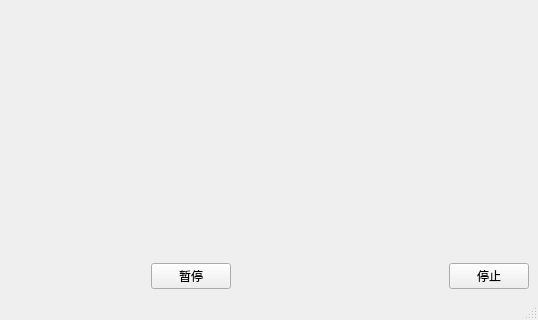
Qt form gui/qt5/mainwindow.ui (wnpllrzodiac/AVCamera) before a commit; both pictures show x 157 to 695 and y 216 to 536 of the 695 by 536 pixel window.
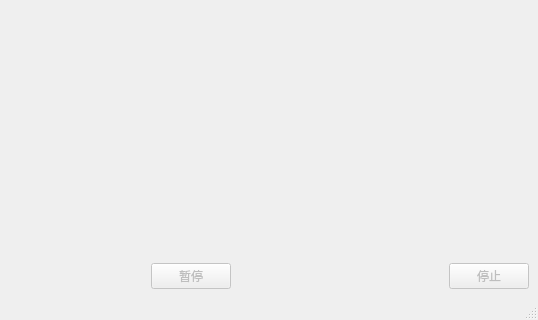
The same form after that commit.

```diff
--- a/gui/qt5/mainwindow.ui
+++ b/gui/qt5/mainwindow.ui
@@ -55,6 +55,9 @@
       </item>
       <item>
        <widget class="QPushButton" name="pauseButton">
+        <property name="enabled">
+         <bool>false</bool>
+        </property>
         <property name="text">
          <string>暂停</string>
         </property>
@@ -75,6 +78,9 @@
       </item>
       <item>
        <widget class="QPushButton" name="stopButton">
+        <property name="enabled">
+         <bool>false</bool>
+        </property>
         <property name="text">
          <string>停止</string>
         </property>
```
Left out of the diff: 133 changed lines with no effect on the pictures.
